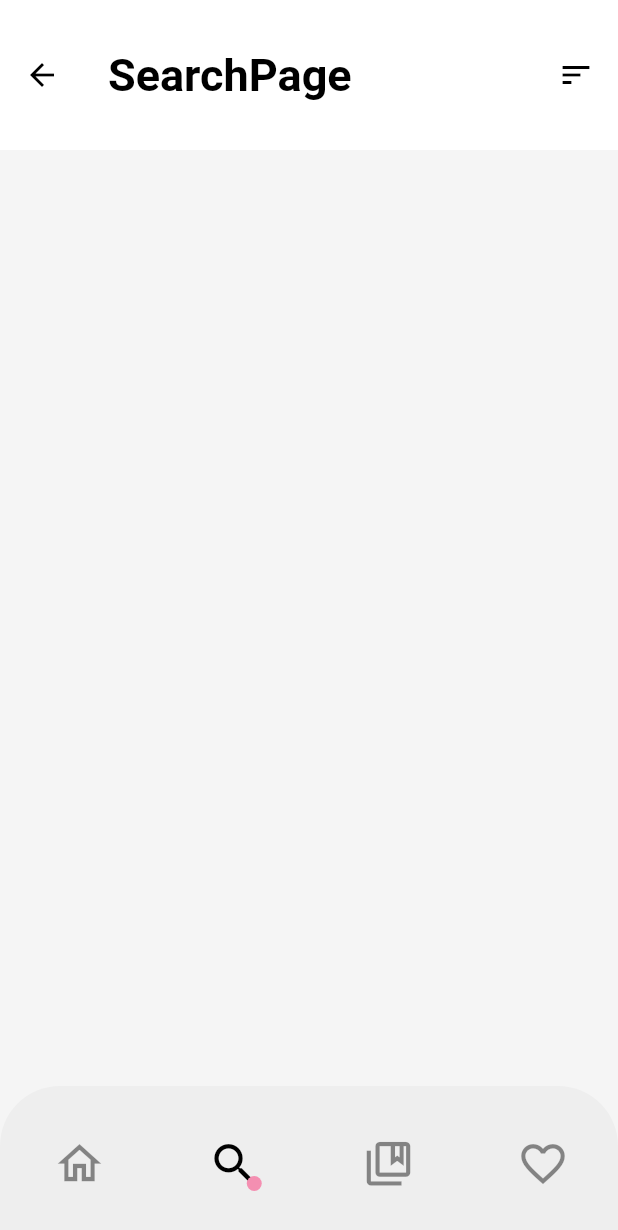
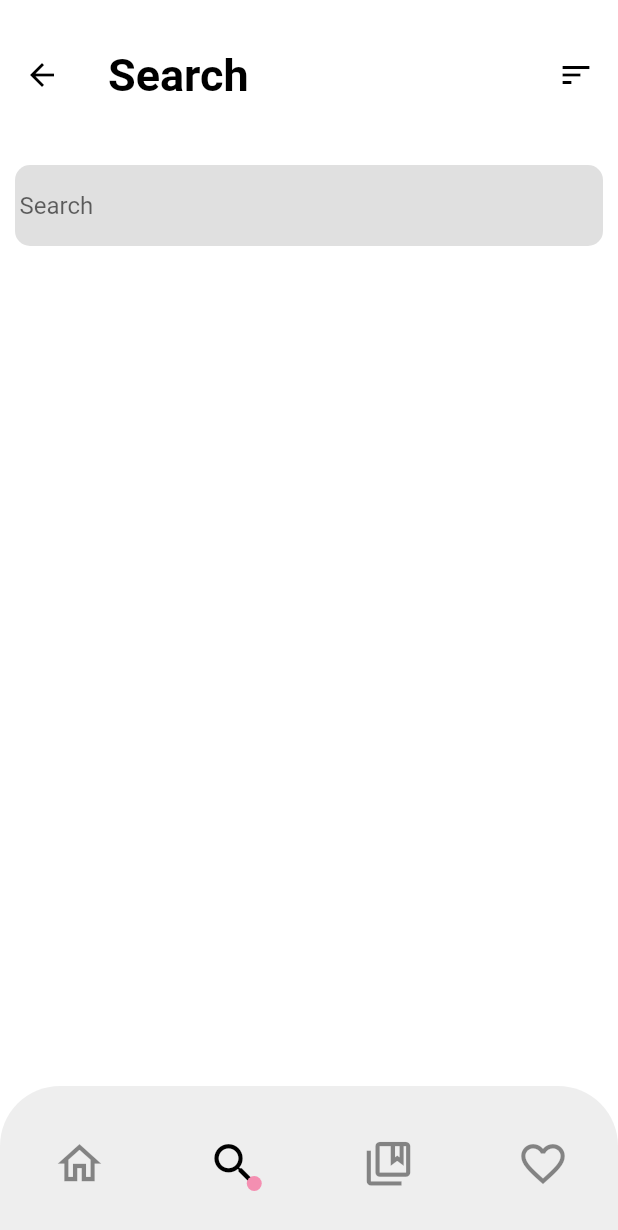
Before and after one commit to khmiri/Flutter-Music-Player, a Flutter app: the SearchPage screen opened by its route, on a phone screen of 412 x 824 dp. Shown: the top 1230 px of the screen. Run offline on Flutter 3.47's test engine with Material 2 defaults, Android fonts, the phone set to English and light mode, and no system bars.

Commit message:
some Pages' layout modifs

```diff
--- a/lib/widgets/pages/search.dart
+++ b/lib/widgets/pages/search.dart
@@ -10,9 +10,18 @@ class SearchPage extends StatelessWidget {
   Widget build(BuildContext context) {
     return Material(
       child: Scaffold(
-        appBar: const MyAppBar(title: "SearchPage",),
+        backgroundColor: Colors.white,
+        appBar: const MyAppBar(title: "Search",),
         bottomNavigationBar: MyBottomNavBar(selectedItem: BottomNavBarSelectedItem.search.toString()),
-        body: Container(),
+        body: SingleChildScrollView(child:  Column(children:  [
+           Container(
+            margin: const EdgeInsets.all(10),
+            padding:const EdgeInsets.all(3),
+            decoration:const BoxDecoration(color:Colors.black12,borderRadius: BorderRadius.all(Radius.circular(10))),
+             child:const TextField(decoration: InputDecoration(
+                      hintText: 'Search', border: InputBorder.none),),
+           )
+        ],)),
       ),
     );
   }
--- a/lib/widgets/views/rotated_text_btn.dart
+++ b/lib/widgets/views/rotated_text_btn.dart
@@ -24,6 +24,7 @@ class RotatedTextBtn extends StatelessWidget {
         child: RotatedBox(
             quarterTurns: 3,
             child: TextButton.icon(
+
               onPressed: myCallBack,
               icon: Text(
                 myLable ?? "",
```
Also changed, not shown: lib/widgets/pages/homepage.dart (+41 -18 lines), lib/widgets/pages/singleplaylist.dart (+6 -5 lines).
